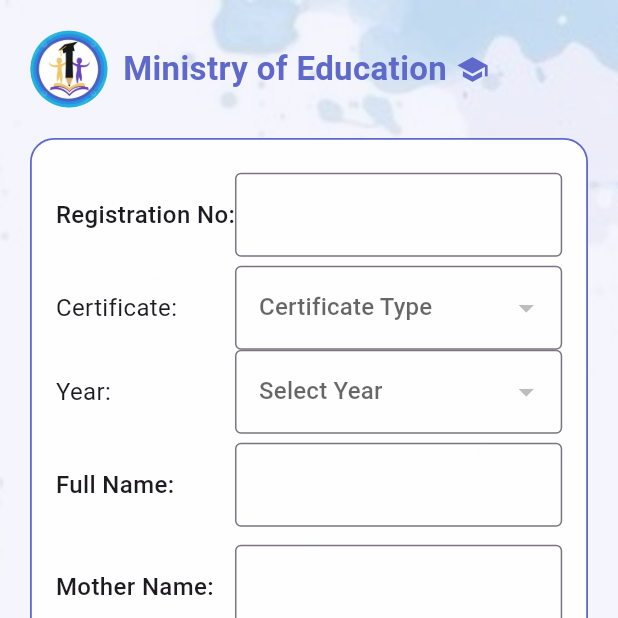
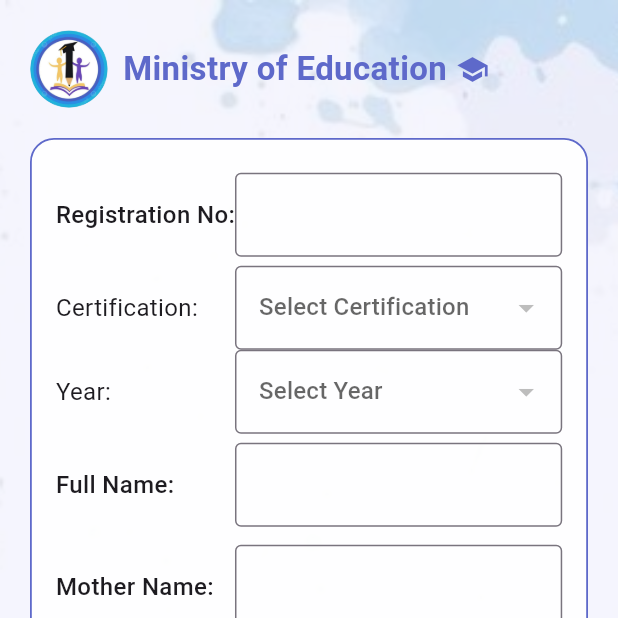
Before and after one commit to diaasabbagh/ministry, a Flutter app: the StudentProfilePage screen opened by its route, on a phone screen of 412 x 824 dp, the top half of it. Run offline on Flutter 3.47's test engine with Material 3 defaults, Android fonts, the phone set to English and light mode, and no system bars; our stand-ins replace shared_preferences; accounts and stored records are empty; network calls fail.

Commit message:
feat: add certification dropdowns to student profile

```diff
--- a/lib/models/education_model.dart
+++ b/lib/models/education_model.dart
@@ -2,13 +2,24 @@ import 'package:flutter/material.dart';
 
 class CertTypeModel {
   final int id;
+  final int certId;
+  final String name;
   final String certificationName;
 
-  CertTypeModel({required this.id, required this.certificationName});
+  CertTypeModel({
+    required this.id,
+    required this.certId,
+    required this.name,
+    required this.certificationName,
+  });
 
   factory CertTypeModel.fromJson(Map<String, dynamic> json) {
     return CertTypeModel(
-        id: json['id'], certificationName: json['certification']['name']);
+      id: json['id'],
+      certId: json['certId'],
+      name: json['name'],
+      certificationName: json['certification']['name'],
+    );
   }
 }
 
--- a/lib/secreens/student_profile.dart
+++ b/lib/secreens/student_profile.dart
@@ -45,6 +45,8 @@ class _StudentProfilePageState extends State<StudentProfilePage> {
   List<YearModel> years = [];
   YearModel? selectedYear;
   List<CertTypeModel> certTypes = [];
+  List<String> certifications = [];
+  String? selectedCertification;
   CertTypeModel? selectedCertType;
 
   String resultStatus = 'Passed';
@@ -98,8 +100,10 @@ class _StudentProfilePageState extends State<StudentProfilePage> {
       final response = await http.get(url, headers: {'Authorization': Global.token});
       if (response.statusCode == 200) {
         final List data = jsonDecode(response.body)['data'];
+        final types = data.map((e) => CertTypeModel.fromJson(e)).toList();
         setState(() {
-          certTypes = data.map((e) => CertTypeModel.fromJson(e)).toList();
+          certTypes = types;
+          certifications = types.map((e) => e.certificationName).toSet().toList();
         });
       }
     } catch (e) {
@@ -117,6 +121,9 @@ class _StudentProfilePageState extends State<StudentProfilePage> {
     fullNameController.clear();
     schoolController.clear();
     setState(() {
+      selectedCertification = null;
+      selectedCertType = null;
+      selectedYear = null;
       resultStatus = 'Passed';
     });
   }
@@ -232,25 +239,44 @@ class _StudentProfilePageState extends State<StudentProfilePage> {
                                       TableRow(children: [
                                         const Padding(
                                           padding: EdgeInsets.symmetric(vertical: 10),
-                                          child: Text('Certificate:', style: TextStyle(fontSize: 16)),
+                                          child: Text('Certification:', style: TextStyle(fontSize: 16)),
                                         ),
-                                        DropdownButtonFormField<CertTypeModel>(
-                                          value: selectedCertType,
+                                        DropdownButtonFormField<String>(
+                                          value: selectedCertification,
                                           decoration: const InputDecoration(border: OutlineInputBorder()),
-                                          hint: const Text("Certificate Type"),
-                                          items: certTypes.map((type) {
-                                            return DropdownMenuItem(
-                                              value: type,
-                                              child: Text(type.certificationName),
-                                            );
-                                          }).toList(),
+                                          hint: const Text("Select Certification"),
+                                          items: certifications
+                                              .map((cert) => DropdownMenuItem(value: cert, child: Text(cert)))
+                                              .toList(),
                                           onChanged: (value) {
                                             setState(() {
-                                              selectedCertType = value;
+                                              selectedCertification = value;
+                                              selectedCertType = null;
                                             });
                                           },
                                         ),
                                       ]),
+                                      if (selectedCertification != null)
+                                        TableRow(children: [
+                                          const Padding(
+                                            padding: EdgeInsets.symmetric(vertical: 10),
+                                            child: Text('Type:', style: TextStyle(fontSize: 16)),
+                                          ),
+                                          DropdownButtonFormField<CertTypeModel>(
+                                            value: selectedCertType,
+                                            decoration: const InputDecoration(border: OutlineInputBorder()),
+                                            hint: const Text("Select Type"),
+                                            items: certTypes
+                                                .where((type) => type.certificationName == selectedCertification)
+                                                .map((type) => DropdownMenuItem(value: type, child: Text(type.name)))
+                                                .toList(),
+                                            onChanged: (value) {
+                                              setState(() {
+                                                selectedCertType = value;
+                                              });
+                                            },
+                                          ),
+                                        ]),
                                       TableRow(children: [
                                         const Padding(
                                           padding: EdgeInsets.symmetric(vertical: 10),
```
